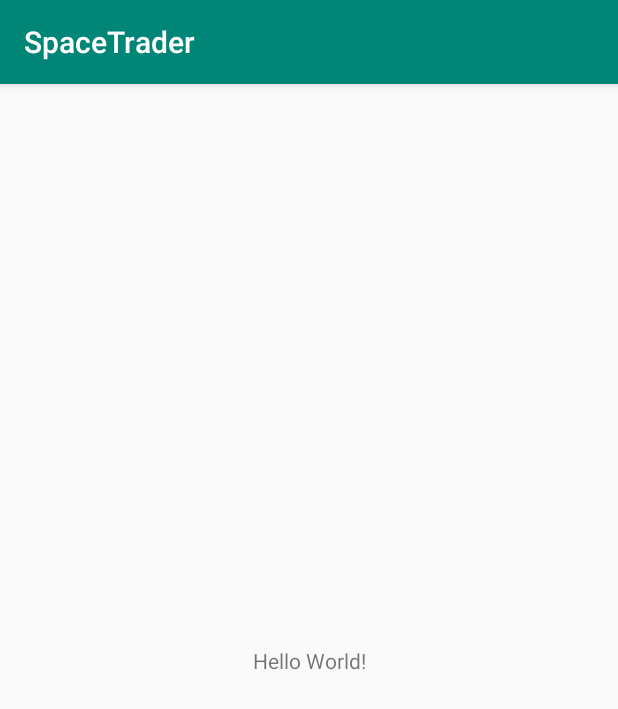
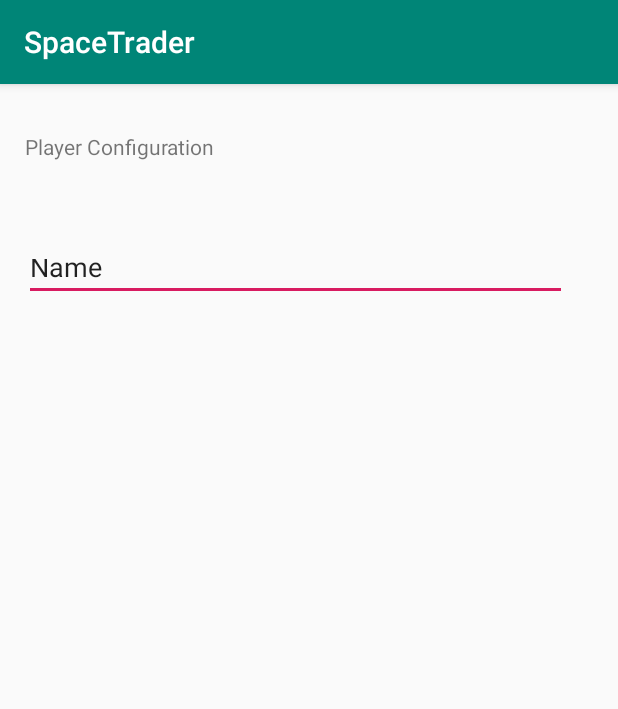
Before and after one commit to rithikgavvala/SpaceTrader, an Android app: the screen it shows after launch (MainActivity), on a phone screen of 412 x 824 dp. Shown: the top 709 px of the screen. Run offline under Robolectric (Android 15) with nearby library versions, the phone set to English and light mode, and no system bars.

Commit message:
added mvvm packages

```diff
--- a/app/src/main/AndroidManifest.xml
+++ b/app/src/main/AndroidManifest.xml
@@ -9,7 +9,7 @@
         android:roundIcon="@mipmap/ic_launcher_round"
         android:supportsRtl="true"
         android:theme="@style/AppTheme">
-        <activity android:name=".MainActivity">
+        <activity android:name=".view.MainActivity">
             <intent-filter>
                 <action android:name="android.intent.action.MAIN" />
 
--- /dev/null
+++ b/app/src/main/java/com/example/codemonkeys/model/Player.java
@@ -0,0 +1,4 @@
+package com.example.codemonkeys.model;
+
+public class Player {
+}
--- /dev/null
+++ b/app/src/main/java/com/example/codemonkeys/view/ConfigurationActivity.java
@@ -0,0 +1,4 @@
+package com.example.codemonkeys.view;
+
+public class ConfigurationActivity {
+}
--- a/app/src/main/java/com/example/codemonkeys/MainActivity.java
+++ b/app/src/main/java/com/example/codemonkeys/view/MainActivity.java
@@ -1,7 +1,9 @@
-package com.example.codemonkeys;
+package com.example.codemonkeys.view;
 
 import android.support.v7.app.AppCompatActivity;
 import android.os.Bundle;
+
+import com.example.codemonkeys.R;
 
 public class MainActivity extends AppCompatActivity {
 
--- /dev/null
+++ b/app/src/main/java/com/example/codemonkeys/viewmodel/ConfigurationViewModel.java
@@ -0,0 +1,4 @@
+package com.example.codemonkeys.viewmodel;
+
+public class ConfigurationViewModel {
+}
--- a/app/src/main/res/layout/activity_main.xml
+++ b/app/src/main/res/layout/activity_main.xml
@@ -4,15 +4,40 @@
     xmlns:tools="http://schemas.android.com/tools"
     android:layout_width="match_parent"
     android:layout_height="match_parent"
-    tools:context=".MainActivity">
+    tools:context=".view.MainActivity">
 
     <TextView
-        android:layout_width="wrap_content"
-        android:layout_height="wrap_content"
-        android:text="Hello World!"
-        app:layout_constraintBottom_toBottomOf="parent"
-        app:layout_constraintLeft_toLeftOf="parent"
-        app:layout_constraintRight_toRightOf="parent"
+        android:id="@+id/textView"
+        android:layout_width="381dp"
+        android:layout_height="29dp"
+        android:layout_marginStart="24dp"
+        android:layout_marginLeft="24dp"
+        android:layout_marginTop="32dp"
+        android:layout_marginEnd="24dp"
+        android:layout_marginRight="24dp"
+        android:text="Player Configuration"
+        app:layout_constraintEnd_toEndOf="parent"
+        app:layout_constraintHorizontal_bias="0.444"
+        app:layout_constraintStart_toStartOf="parent"
         app:layout_constraintTop_toTopOf="parent" />
 
+    <EditText
+        android:id="@+id/editText"
+        android:layout_width="362dp"
+        android:layout_height="38dp"
+        android:layout_marginStart="16dp"
+        android:layout_marginLeft="16dp"
+        android:layout_marginTop="8dp"
+        android:layout_marginEnd="182dp"
+        android:layout_marginRight="182dp"
+        android:layout_marginBottom="623dp"
+        android:ems="10"
+        android:inputType="textPersonName|text"
+        android:text="Name"
+        app:layout_constraintBottom_toBottomOf="parent"
+        app:layout_constraintEnd_toEndOf="parent"
+        app:layout_constraintHorizontal_bias="0.0"
+        app:layout_constraintStart_toStartOf="parent"
+        app:layout_constraintTop_toBottomOf="@+id/textView"
+        app:layout_constraintVertical_bias="1.0" />
 </android.support.constraint.ConstraintLayout>
```
